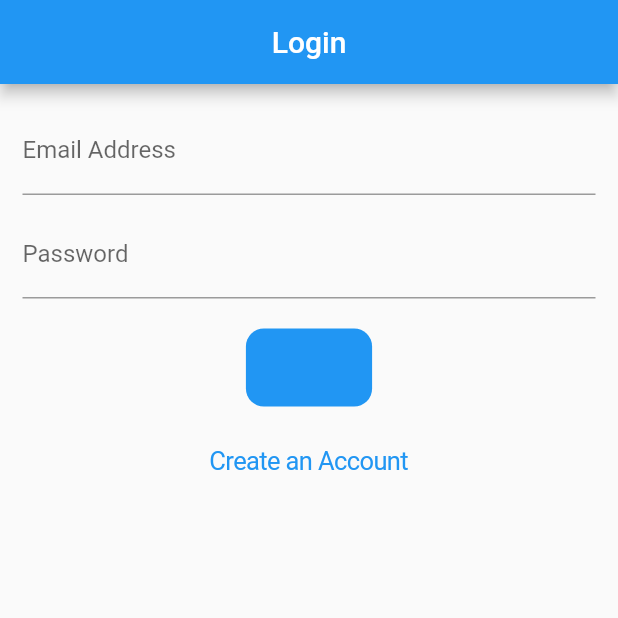
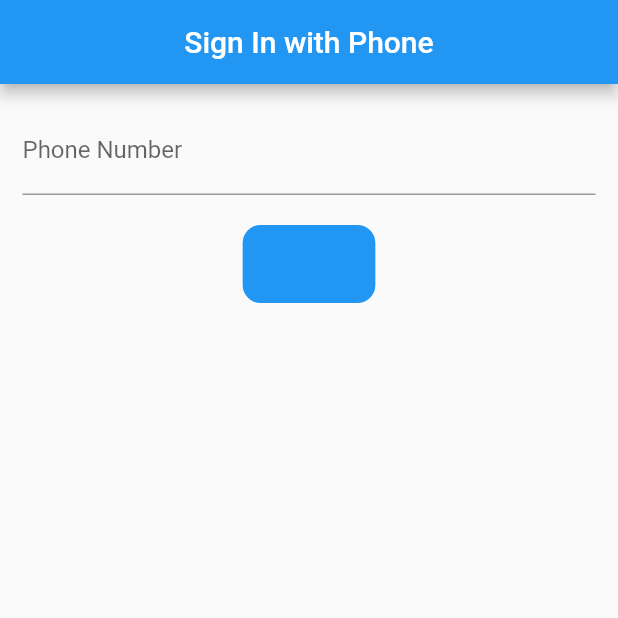
Before and after one commit to chandan0000/firebase_series, a Flutter app: the screen it shows after launch, on a phone screen of 412 x 824 dp, the top half of it. Run offline on Flutter 3.47's test engine with Material 2 defaults, Android fonts, the phone set to English and light mode, and no system bars; our stand-ins replace firebase_auth, firebase_core; accounts and stored records are empty.

Commit message:
phoneauth

```diff
--- a/lib/main.dart
+++ b/lib/main.dart
@@ -1,5 +1,6 @@
 import 'package:fire_s/screens/EMAIL_AUTH/login_screen.dart';
 import 'package:fire_s/screens/home_screen.dart';
+import 'package:fire_s/screens/phone_Auth/sign_in_with.dart';
 import 'package:firebase_auth/firebase_auth.dart';
 
 import 'package:flutter/material.dart';
@@ -23,8 +24,8 @@ class MyApp extends StatelessWidget {
       debugShowCheckedModeBanner: false,
       home: (FirebaseAuth.instance.currentUser != null)
           ? HomeScreen()
-          : LoginScreen(),
-      // home:  LoginScreen(),
+          : SignInWithPhone(),
+      // home: SignInWithPhone(),
     );
   }
 }
--- a/lib/screens/home_screen.dart
+++ b/lib/screens/home_screen.dart
@@ -1,5 +1,6 @@
 // import 'package:firebase_auth/firebase_auth.dart';
 // import 'package:firebaseseries/screens/email_auth/login_screen.dart';
+import 'package:fire_s/screens/phone_Auth/sign_in_with.dart';
 import 'package:firebase_auth/firebase_auth.dart';
 import 'package:flutter/cupertino.dart';
 import 'package:flutter/material.dart';
@@ -18,7 +19,7 @@ class _HomeScreenState extends State<HomeScreen> {
     await FirebaseAuth.instance.signOut();
     Navigator.popUntil(context, (route) => route.isFirst);
     Navigator.pushReplacement(
-        context, CupertinoPageRoute(builder: (context) => LoginScreen()));
+        context, CupertinoPageRoute(builder: (context) => SignInWithPhone()));
   }
 
   @override
--- /dev/null
+++ b/lib/screens/phone_Auth/sign_in_with.dart
@@ -0,0 +1,76 @@
+import 'dart:developer';
+
+import 'package:firebase_auth/firebase_auth.dart';
+import 'package:flutter/cupertino.dart';
+import 'package:flutter/material.dart';
+
+import 'otp_verify.dart';
+
+class SignInWithPhone extends StatefulWidget {
+  const SignInWithPhone({Key? key}) : super(key: key);
+
+  @override
+  State<SignInWithPhone> createState() => _SignInWithPhoneState();
+}
+
+class _SignInWithPhoneState extends State<SignInWithPhone> {
+  TextEditingController phoneController = TextEditingController();
+
+  void sendOTP() async {
+    String phone = "+91" + phoneController.text.trim();
+    await FirebaseAuth.instance.verifyPhoneNumber(
+      phoneNumber: phone,
+      codeSent: (verificationId, resendToken) {
+        Navigator.popUntil(context, (route) => route.isFirst);
+        Navigator.push(
+            context,
+            MaterialPageRoute(
+                builder: (context) =>
+                    VerifyOtpScreen(verificationId: verificationId)));
+      },
+      verificationCompleted: (credential) {},
+      verificationFailed: (ex) {
+        log(ex.code.toString());
+      },
+      codeAutoRetrievalTimeout: (verficationId) {},
+      timeout: Duration(seconds: 30),
+    );
+  }
+
+  @override
+  Widget build(BuildContext context) {
+    return Scaffold(
+      appBar: AppBar(
+        centerTitle: true,
+        title: Text("Sign In with Phone"),
+      ),
+      body: SafeArea(
+        child: ListView(
+          children: [
+            Padding(
+              padding: EdgeInsets.all(15),
+              child: Column(
+                children: [
+                  TextField(
+                    controller: phoneController,
+                    decoration: InputDecoration(labelText: "Phone Number"),
+                  ),
+                  SizedBox(
+                    height: 20,
+                  ),
+                  CupertinoButton(
+                    onPressed: () {
+                      sendOTP();
+                    },
+                    color: Colors.blue,
+                    child: Text("Sign In"),
+                  ),
+                ],
+              ),
+            ),
+          ],
+        ),
+      ),
+    );
+  }
+}
```
Also changed, not shown: lib/screens/phone_Auth/otp_verify.dart (added, +76 -0 lines).
